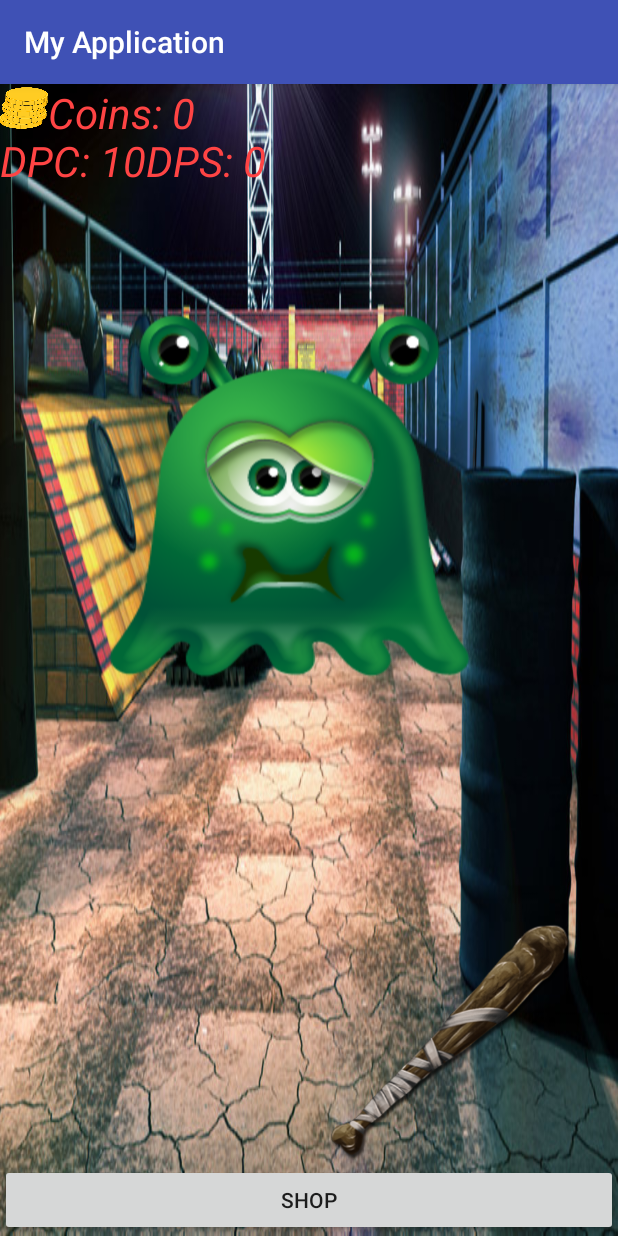
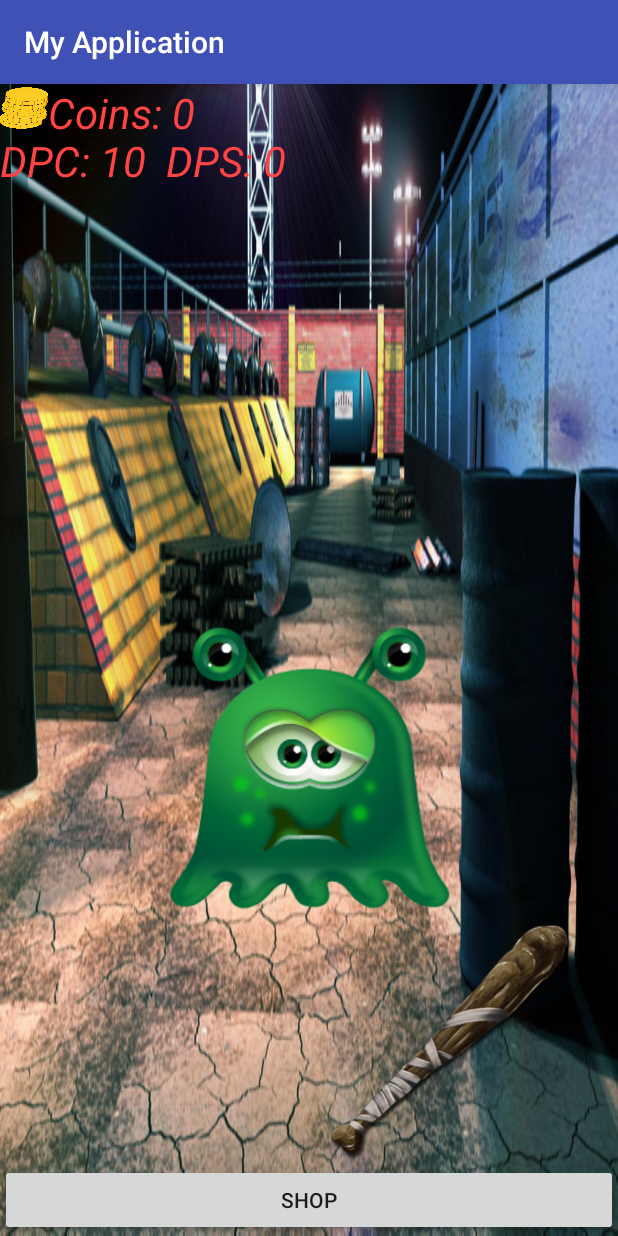
Before and after one commit to nikita0971/ClickAllOfThem, an Android app: the screen it shows after launch (MainActivity), on a phone screen of 412 x 824 dp. Run offline under Robolectric (Android 15) with nearby library versions, the phone set to English and light mode, and no system bars.

Commit message:
added nothing

```diff
--- a/app/src/main/java/com/example/myapplication/MainActivity.java
+++ b/app/src/main/java/com/example/myapplication/MainActivity.java
@@ -6,12 +6,14 @@ import android.graphics.BitmapFactory;
 import android.graphics.Matrix;
 import android.support.v7.app.AppCompatActivity;
 import android.os.Bundle;
+import android.view.MotionEvent;
 import android.view.View;
 import android.view.animation.RotateAnimation;
 import android.widget.Button;
 import android.widget.ImageView;
 import android.widget.TextView;
 
+import com.example.myapplication.Monsters.Monsters;
 import com.example.myapplication.graphics.graphics;
 
 public class MainActivity extends AppCompatActivity implements View.OnClickListener{
@@ -20,6 +22,8 @@ public class MainActivity extends AppCompatActivity implements View.OnClickListe
     public static double DPC = 10;
     public static long Credits = 0;
     static float deg = -45;
+
+    TextView TextMoney, TextStatistics;
 
     @Override
     protected void onCreate(Bundle savedInstanceState)
@@ -33,12 +37,12 @@ public class MainActivity extends AppCompatActivity implements View.OnClickListe
         final Button hitButton = (Button)findViewById(R.id.hitButton);
         hitButton.setOnClickListener(this);
 
-        final TextView TextMoney = (TextView)findViewById(R.id.TextMoney);
+        TextMoney = (TextView)findViewById(R.id.TextMoney);
+        TextStatistics = (TextView)findViewById(R.id.TextStatistics);
+
         TextMoney.setText("Coins: " + MainActivity.Credits);
-
-        final TextView TextStatistics = (TextView)findViewById(R.id.TextStatistics);
         TextStatistics.setText("DPC: " + (int)MainActivity.DPC  +
-                               "DPS: " + (int)MainActivity.DPS);
+                "  DPS: " + (int)MainActivity.DPS);
     }
     public void rotate(float degree)
     {
@@ -60,11 +64,15 @@ public class MainActivity extends AppCompatActivity implements View.OnClickListe
                 startActivity(intent);
                 break;
             case R.id.hitButton:
+            {
                 rotate(deg);
                 deg = -deg;
+                Monsters.HitDamage(DPC);
+                TextMoney.setText("Coins: " + MainActivity.Credits);
+                TextStatistics.setText("DPC: " + (int)MainActivity.DPC  +
+                                       "  DPS: " + (int)MainActivity.DPS);
                 break;
-            default:
-                break;
+            }
         }
 
     }
--- a/app/src/main/java/com/example/myapplication/Time.java
+++ b/app/src/main/java/com/example/myapplication/Time.java
@@ -2,7 +2,9 @@ package com.example.myapplication;
 
 import java.util.Date;
 
-class Time {
+class Time
+{
+
     static long getTime() {
         Date date = new Date();
 
--- a/app/src/main/java/com/example/myapplication/graphics/graphics.java
+++ b/app/src/main/java/com/example/myapplication/graphics/graphics.java
@@ -4,9 +4,13 @@ package com.example.myapplication.graphics;
  * Created by kononovk
  */
 import android.os.Bundle;
+import android.view.MotionEvent;
+import android.view.View;
 import android.widget.ImageView;
 import com.example.myapplication.MainActivity;
 import com.example.myapplication.R;
+
+import static com.example.myapplication.R.drawable.monstrik1;
 
 public class graphics extends MainActivity
 {
--- a/app/src/main/res/layout/activity_main.xml
+++ b/app/src/main/res/layout/activity_main.xml
@@ -18,15 +18,11 @@
 
     <ImageView
         android:id="@+id/monstrik1"
-        android:layout_width="wrap_content"
-        android:layout_height="wrap_content"
-        android:layout_alignParentLeft="true"
-        android:layout_alignParentTop="true"
-        android:layout_marginLeft="64sp"
-        android:layout_marginTop="64sp"
-        android:layout_marginBottom="70sp"
-        android:src="@drawable/monstrik1"
-        android:layout_above="@+id/weapon1" />
+        android:layout_width="223dp"
+        android:layout_height="199dp"
+        android:layout_above="@+id/weapon1"
+        android:layout_centerHorizontal="true"
+        android:src="@drawable/monstrik1" />
 
     <Button
         android:layout_width="wrap_content"
@@ -83,4 +79,5 @@
         android:textStyle="italic"
         android:textColor="@android:color/holo_red_light"
         />
+
 </RelativeLayout>
```
Also changed, not shown: app/src/main/java/com/example/myapplication/Monsters/Monsters.java (+21 -3 lines), app/src/main/java/com/example/myapplication/Monsters/Wave.java (deleted, +0 -11 lines), app/src/main/java/com/example/myapplication/Shop.java (+17 -1 lines), app/src/main/res/mipmap-hdpi/ic_launcher.png, app/src/main/res/mipmap-hdpi/ic_launcher_round.png, app/src/main/res/mipmap-mdpi/ic_launcher.png, app/src/main/res/mipmap-xhdpi/ic_launcher.png, app/src/main/res/mipmap-xxhdpi/ic_launcher.png, app/src/main/res/mipmap-xxxhdpi/ic_launcher.png.
